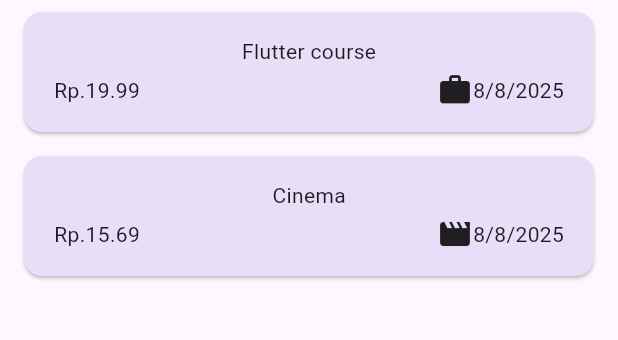
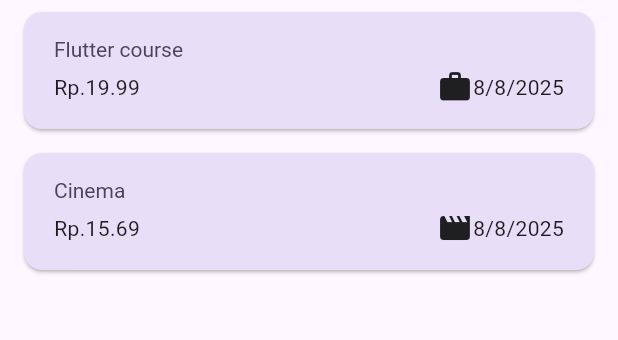
Before and after one commit to TommyPurba/expanse_tracker, a Flutter app: the screen it shows after launch, on a phone screen of 412 x 824 dp, the part 114-454 px from its top. Run offline on Flutter 3.47's test engine with Material 3 defaults, Android fonts, the phone set to English and light mode, and no system bars.

Commit message:
add styling when delete and styling card

```diff
--- a/lib/widgets/expenses-list/expenseitem.dart
+++ b/lib/widgets/expenses-list/expenseitem.dart
@@ -21,8 +21,12 @@
         // kemudian akan dipisahkan lagi tiap row , row kedua ada amoun category dan date
         // dan di dalam row kdua akan dipisahkan lg amoutn dan (category dan date)
         child: Column(
+          crossAxisAlignment: CrossAxisAlignment.start,
           children: [
-            Text(expense.tittle),
+            Text(
+              expense.tittle,
+              style: Theme.of(context).textTheme.titleLarge,
+            ),
             const SizedBox(height: 4,),
             Row(
               children: [
--- a/lib/widgets/expenses-list/expenselist.dart
+++ b/lib/widgets/expenses-list/expenselist.dart
@@ -14,6 +14,12 @@
       itemCount: expensesd.length,
       itemBuilder: (ctx, index) => Dismissible(
         key: ValueKey(Expenseitem(expensesd[index])),
+        background: Container(
+          color: Theme.of(context).colorScheme.error.withOpacity(0.7),
+          margin: EdgeInsets.symmetric(
+            horizontal: Theme.of(context).cardTheme.margin!.horizontal,
+          ),
+        ),
         onDismissed: (direction){
           ondismissed(expensesd[index]);
         },
```
